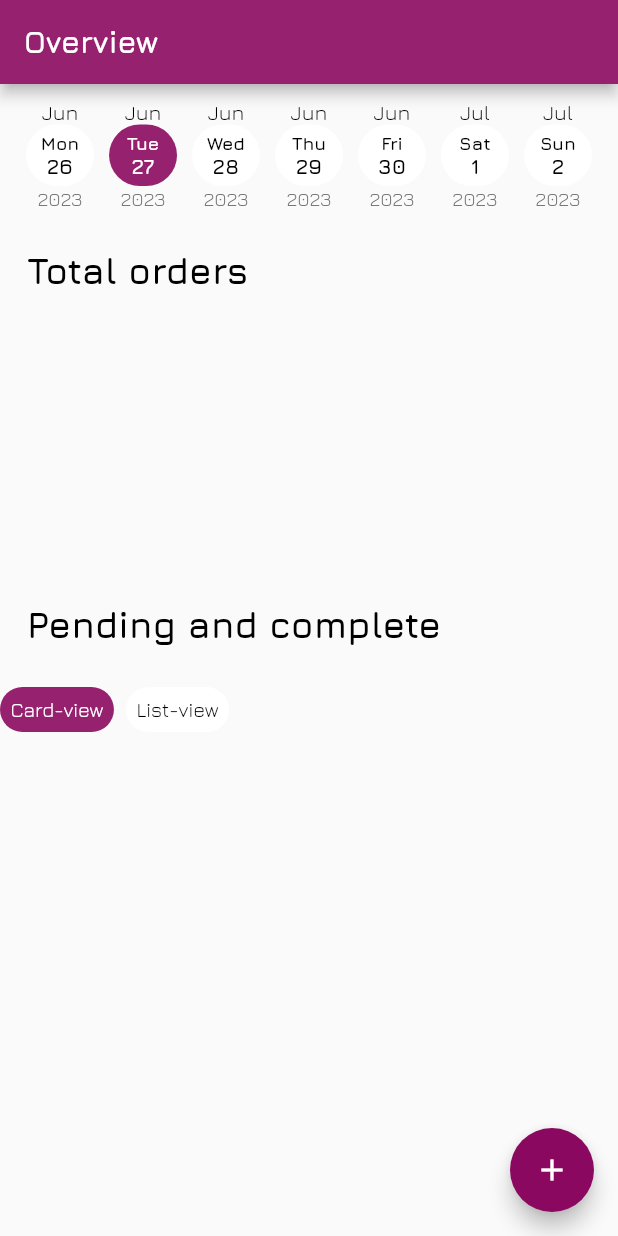
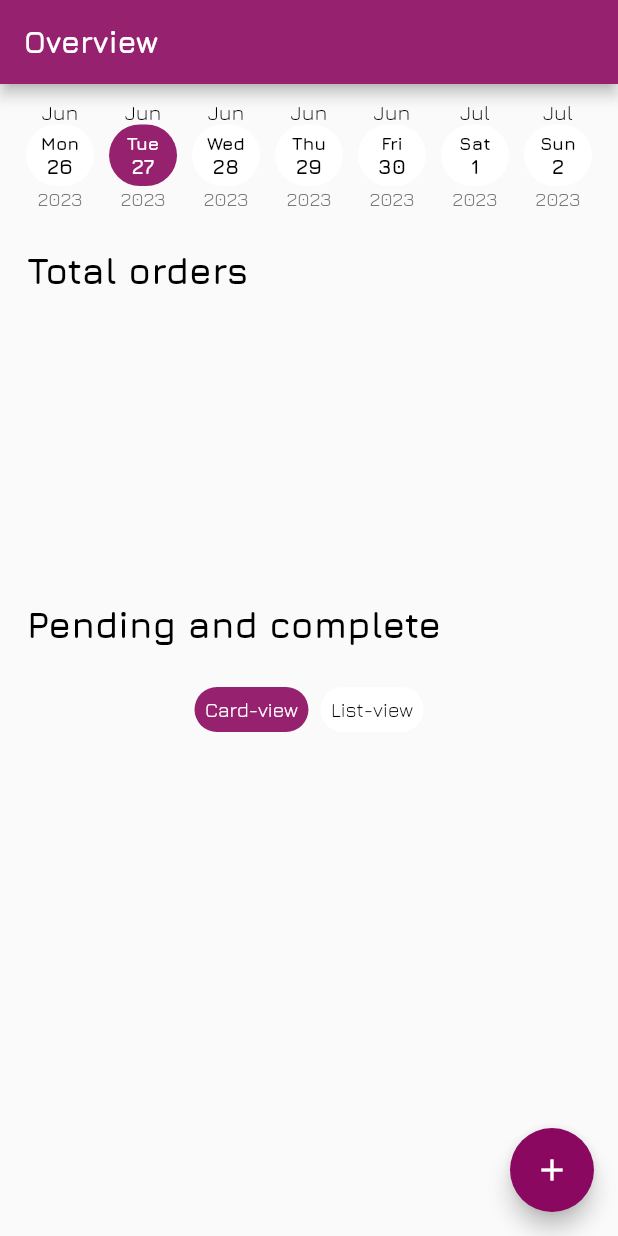
Before and after one commit to toke-dk/energy_of_hco, a Flutter app: the screen it shows after launch, on a phone screen of 412 x 824 dp. Run offline on Flutter 3.47's test engine with Material 2 defaults, Android fonts, the phone set to English and light mode, and no system bars; drawn by our look-alikes of scrollable_positioned_list; missing offline and left inert: animated_check; accounts and stored records are empty.

```diff
--- a/lib/main.dart
+++ b/lib/main.dart
@@ -27,7 +27,7 @@ class MyApp extends StatelessWidget {
         ChangeNotifierProvider(
             create: (BuildContext context) => UsersProvider()),
         ChangeNotifierProvider(
-          create: (context) => OrderProvider(),
+          create: (context) => OrdersProvider(),
         )
       ],
       child: MaterialApp(
--- a/lib/models/order.dart
+++ b/lib/models/order.dart
@@ -18,20 +18,30 @@ class Order {
   });
 }
 
-class OrderProvider extends ChangeNotifier {
-  final List<Order> _orders = [];
+class OrdersProvider extends ChangeNotifier {
 
-  List<Order> get getOrders => UnmodifiableListView(_orders);
+  /// Date of orders
+  DateTime _currentDay = DateTime.now();
 
-  void addOrder(Order order){
-    _orders.add(order);
+  DateTime get getCurrentDay => _currentDay;
+
+  void changeDay(DateTime newDate){
+    _currentDay = newDate;
     notifyListeners();
   }
 
-  void removeOrder(Order order){
-    _orders.remove(order);
+  /// Orders for day
+  final List<Order> _ordersForCurrentDate = [];
+
+  List<Order> get getOrdersForDay => UnmodifiableListView(_ordersForCurrentDate);
+
+  void addOrderForCurDay(Order order){
+    _ordersForCurrentDate.add(order);
     notifyListeners();
   }
 
-
+  void removeOrderForCurDay(Order order){
+    _ordersForCurrentDate.remove(order);
+    notifyListeners();
+  }
 }
--- a/lib/pages/cart_page.dart
+++ b/lib/pages/cart_page.dart
@@ -63,7 +63,7 @@ class _CartPageState extends State<CartPage> {
   }
 
   void placeOrder(context, Order order) {
-    Provider.of<OrderProvider>(context, listen: false).addOrder(order);
+    Provider.of<OrdersProvider>(context, listen: false).addOrderForCurDay(order);
   }
 
   User getCurrentUser(context) =>
--- a/lib/pages/overview_page.dart
+++ b/lib/pages/overview_page.dart
@@ -1,10 +1,14 @@
 import 'package:energy_of_hco/constants/fees.dart';
 import 'package:energy_of_hco/helpers/app_theme_helper.dart';
+import 'package:energy_of_hco/models/cart.dart';
+import 'package:energy_of_hco/models/order.dart';
 import 'package:energy_of_hco/pages/choose_user.dart';
 import 'package:energy_of_hco/widgets/days_scroll.dart';
 import 'package:energy_of_hco/widgets/my_horizontal_listview.dart';
+import 'package:energy_of_hco/widgets/my_paper.dart';
 import 'package:energy_of_hco/widgets/total_orders.dart';
 import 'package:flutter/material.dart';
+import 'package:provider/provider.dart';
 
 class OverView extends StatefulWidget {
   const OverView({Key? key}) : super(key: key);
@@ -14,7 +18,6 @@ class OverView extends StatefulWidget {
 }
 
 class _OverViewState extends State<OverView> {
-  DateTime selectedDay = DateTime.now();
   List<String> items = ["Card-view", "List-view"];
   String currentItem = "Card-view";
 
@@ -22,6 +25,14 @@ class _OverViewState extends State<OverView> {
     setState(() {
       currentItem = newString;
     });
+  }
+
+  DateTime getDateForOrders() {
+    return Provider.of<OrdersProvider>(context).getCurrentDay;
+  }
+
+  void changeCurrentDate(DateTime newDate){
+    return Provider.of<OrdersProvider>(context, listen: false).changeDay(newDate);
   }
 
   @override
@@ -38,7 +49,7 @@ class _OverViewState extends State<OverView> {
             context,
             MaterialPageRoute(
                 builder: (context) => ChooseUser(
-                      dateChosen: selectedDay,
+                      dateChosen: getDateForOrders(),
                     ))),
       ),
       body: SingleChildScrollView(
@@ -46,9 +57,9 @@ class _OverViewState extends State<OverView> {
           crossAxisAlignment: CrossAxisAlignment.start,
           children: [
             DaysScroll(
-              initialDate: selectedDay,
+              initialDate: getDateForOrders(),
               onDateChange: (DateTime newDate) =>
-                  setState(() => selectedDay = newDate),
+                  changeCurrentDate(newDate),
             ),
             Padding(
                 padding: EdgeInsets.symmetric(horizontal: kAppWidthPadding),
@@ -57,7 +68,7 @@ class _OverViewState extends State<OverView> {
                   style: getAppTextTheme(context).headline5,
                 )),
             TotalOrders(
-              date: selectedDay,
+              date: getDateForOrders(),
             ),
             Padding(
               padding: EdgeInsets.all(kAppWidthPadding),
@@ -66,14 +77,61 @@ class _OverViewState extends State<OverView> {
                 style: getAppTextTheme(context).headline5,
               ),
             ),
-            MyHorizontalListView(
-                chosenItems: [currentItem],
-                onChange: (val) => handleChange(val),
-                allItems: items,
-                allTitles: items)
+            Center(
+              child: MyHorizontalListView(
+                  chosenItems: [currentItem],
+                  onChange: (val) => handleChange(val),
+                  allItems: items,
+                  allTitles: items),
+            ),
+            currentItem == "List-view"
+                ? Container(
+              padding: const EdgeInsets.symmetric(horizontal: 10),
+              alignment: Alignment.center,
+                    child: const _OrdersAsListView(orders: [],)
+                  )
+                : TotalOrders(date: getDateForOrders()),
           ],
         ),
       ),
     );
   }
 }
+
+class _OrdersAsListView extends StatelessWidget {
+  const _OrdersAsListView({Key? key, required this.orders}) : super(key: key);
+
+  final List<Order> orders;
+
+  @override
+  Widget build(BuildContext context) {
+    return MyPaper(
+      padding: EdgeInsets.all(10),
+      child: Column(
+        crossAxisAlignment: CrossAxisAlignment.stretch,
+        children: [
+          Text(
+            "Pending",
+            style: getAppTextTheme(context).headline6,
+          ),
+          _MyListItem(item: null, amountBought: 1,)
+        ],
+      ),
+    );
+  }
+}
+
+class _MyListItem extends StatelessWidget {
+  const _MyListItem({Key? key, required this.item, required this.amountBought}) : super(key: key);
+  final CartItem? item;
+  final int amountBought;
+
+  @override
+  Widget build(BuildContext context) {
+    return Row(
+      children: [
+        Icon(Icons.check_circle_outline,color: getAppColorScheme(context).primary,),
+      ],
+    );
+  }
+}
--- a/lib/widgets/total_orders.dart
+++ b/lib/widgets/total_orders.dart
@@ -9,7 +9,7 @@ class TotalOrders extends StatelessWidget {
   final DateTime date;
 
   List<Order> getOrders(context) {
-    return Provider.of<OrderProvider>(context).getOrders;
+    return Provider.of<OrdersProvider>(context).getOrdersForDay;
   }
 
   List<Order> ordersForDay(context) {
```
